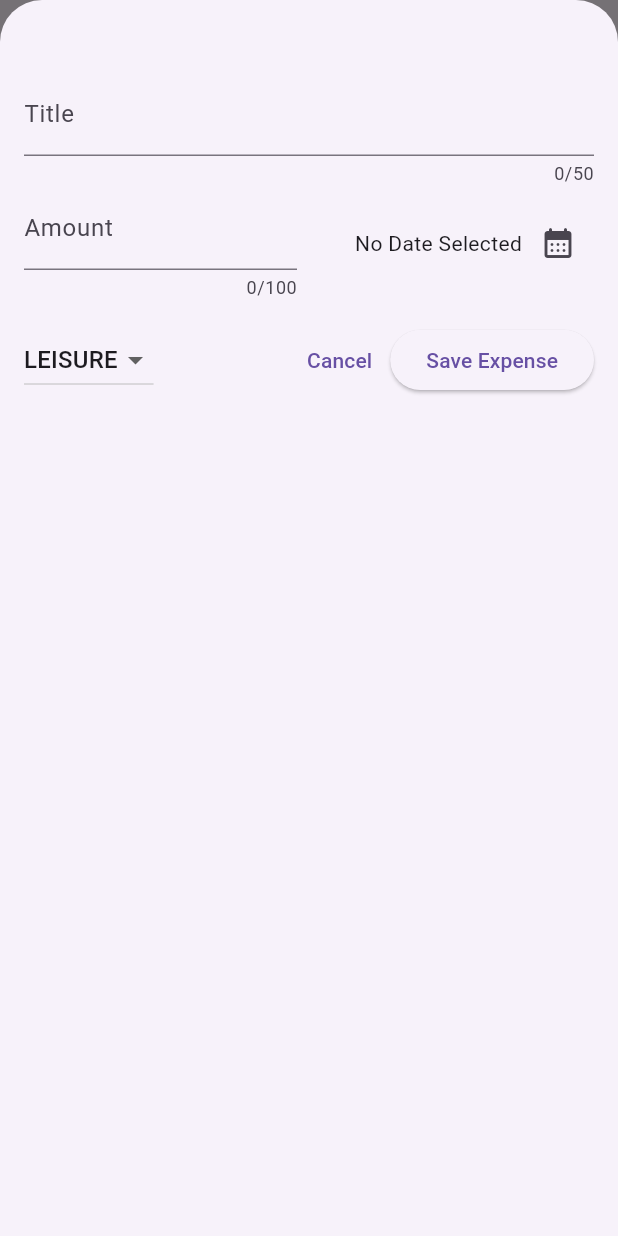
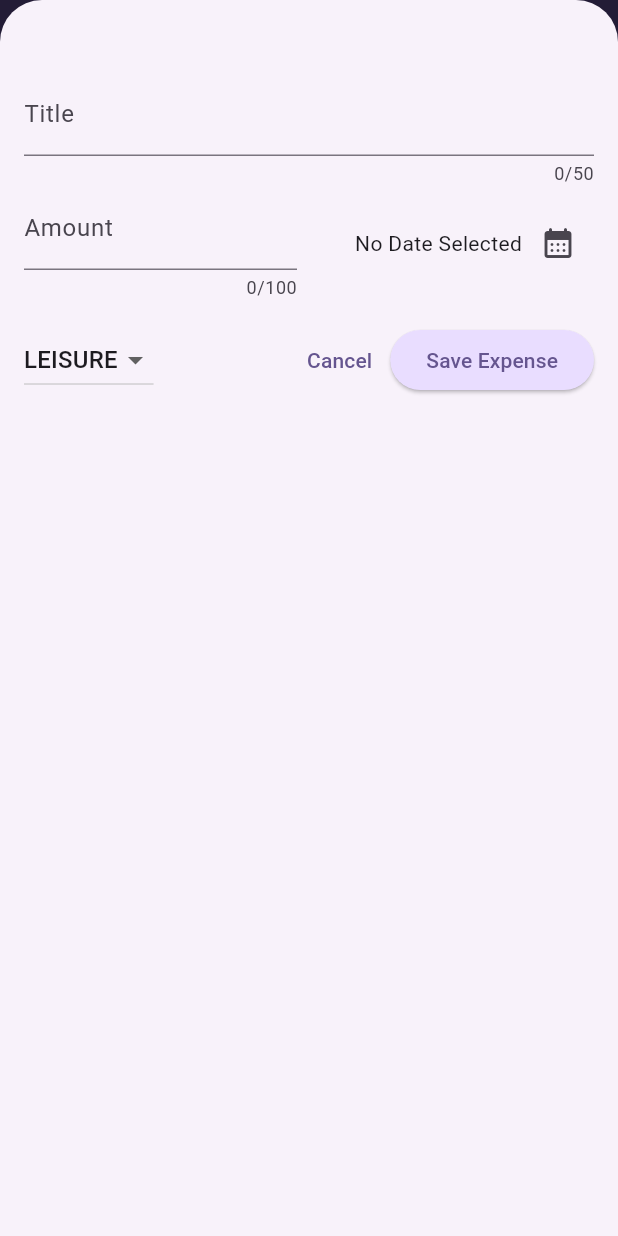
Before and after one commit to husseinalshargi/expenses_tracker, a Flutter app: the screen it shows after launch, after a tap on the "add" icon, on a phone screen of 412 x 824 dp. Run offline on Flutter 3.47's test engine with Material 3 defaults, Android fonts, the phone set to English and light mode, and no system bars.

Commit message:
adding theme to appdata

```diff
--- a/lib/main.dart
+++ b/lib/main.dart
@@ -2,10 +2,37 @@ import 'package:flutter/material.dart';
 
 import 'package:expence_traker/widgets/expenses.dart';
 
-void main(){
+var kColorScheme = ColorScheme.fromSeed(
+  seedColor: const Color.fromARGB(255, 96, 59, 181),
+);
+
+void main() {
   runApp(
-    const MaterialApp(
-      home:  Expenses()
+    MaterialApp(
+      theme: ThemeData().copyWith(
+        colorScheme: kColorScheme,
+        appBarTheme: AppBarTheme().copyWith(
+          backgroundColor: kColorScheme.onPrimaryContainer,
+          foregroundColor: kColorScheme.primaryContainer,
+        ),
+        cardTheme: const CardThemeData().copyWith(
+          color: kColorScheme.secondaryContainer,
+          margin: const EdgeInsets.symmetric(horizontal: 16, vertical: 8),
+        ),
+        elevatedButtonTheme: ElevatedButtonThemeData(
+          style: ElevatedButton.styleFrom(
+            backgroundColor: kColorScheme.primaryContainer,
+          ),
+        ),
+        textTheme: ThemeData().textTheme.copyWith(
+          titleLarge: TextStyle(
+            fontWeight: FontWeight.bold,
+            color: kColorScheme.onSecondaryContainer,
+            fontSize: 16,
+          ),
+        ),
+      ),
+      home: const Expenses(),
     ),
   );
 }
--- a/lib/widgets/expenses_list/expenses_item.dart
+++ b/lib/widgets/expenses_list/expenses_item.dart
@@ -1,5 +1,3 @@
-
-
 import 'package:expence_traker/models/expense.dart';
 import 'package:flutter/material.dart';
 
@@ -14,18 +12,23 @@ class ExpensesItem extends StatelessWidget {
       child: Padding(
         padding: const EdgeInsets.symmetric(horizontal: 20, vertical: 16),
         child: Column(
+          crossAxisAlignment: CrossAxisAlignment.start,
           children: [
-            Text(expense.title),
+            Text(expense.title, style: Theme.of(context).textTheme.titleLarge),
             const SizedBox(height: 4),
             Row(
               children: [
-                Text("\$${expense.amount.toStringAsFixed(2)}"), //12.23434 -> 12.23
+                Text(
+                  "\$${expense.amount.toStringAsFixed(2)}",
+                ), //12.23434 -> 12.23
                 const Spacer(), //takes the space between both
-                Row(children: [
-                  Icon(categoryIcons[expense.category]),
-                  const SizedBox(width: 6,),
-                  Text(expense.FormattedDate)
-                ],),
+                Row(
+                  children: [
+                    Icon(categoryIcons[expense.category]),
+                    const SizedBox(width: 6),
+                    Text(expense.FormattedDate),
+                  ],
+                ),
               ],
             ),
           ],
--- a/lib/widgets/expenses_list/expenses_list.dart
+++ b/lib/widgets/expenses_list/expenses_list.dart
@@ -21,6 +21,12 @@ class ExpensesList extends StatelessWidget {
       itemCount: expenses.length,
       itemBuilder: (ctx, index) => Dismissible(
         key: ValueKey(expenses[index]),
+        background: Container(
+          color: Theme.of(context).colorScheme.error.withValues(alpha: 0.75),
+          margin: EdgeInsets.symmetric(
+            horizontal: Theme.of(context).cardTheme.margin!.horizontal,
+          ),
+        ),
         onDismissed: (direction) {
           onRemoveExpense(expenses[index]);
         },
```
